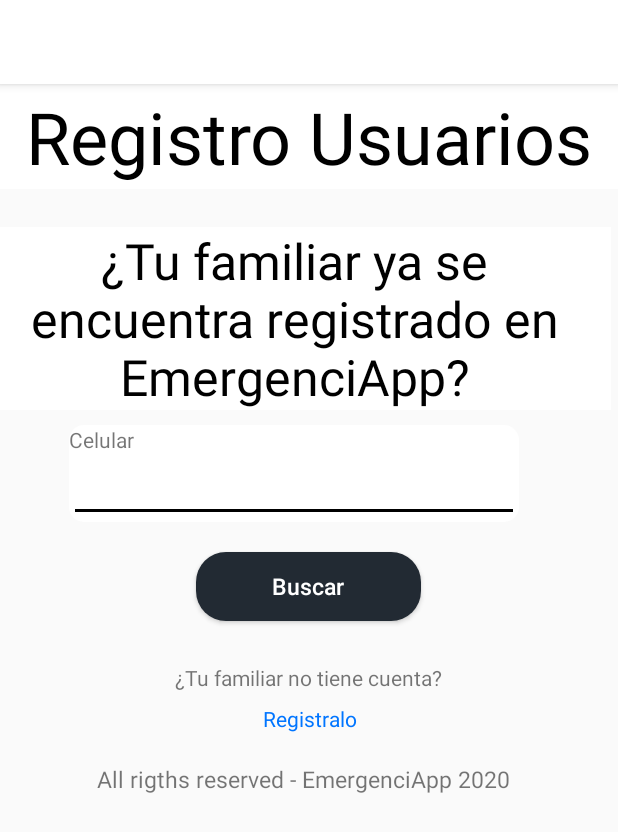
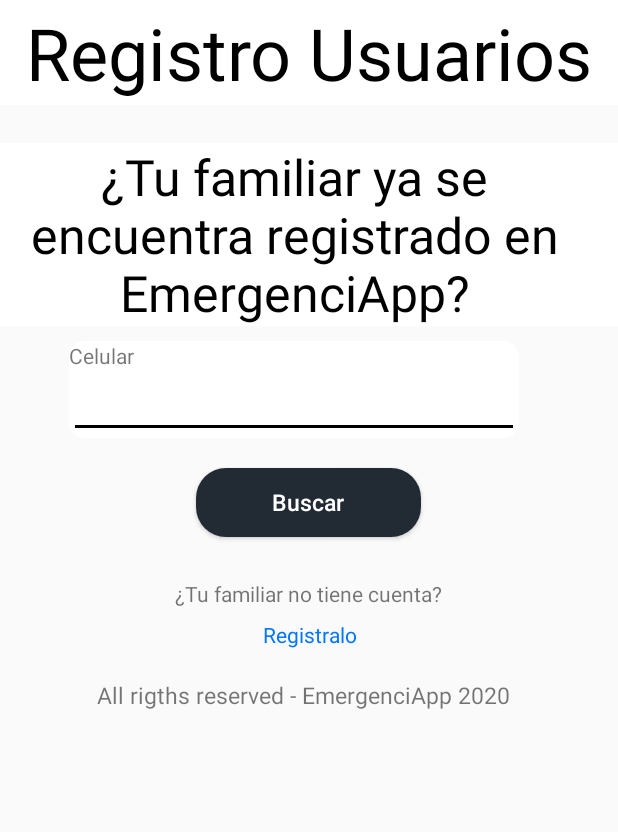
Before and after one commit to MiguelAPaez/EmergenciApp, an Android app: the activity_buscarFamiliar screen opened directly, with no data from a screen before it, on a phone screen of 412 x 824 dp. Shown: the top 832 px of the screen. Run offline under Robolectric (Android 15) with nearby library versions, the phone set to English and light mode, and no system bars.

Commit message:
wefmdlsf2

```diff
--- a/app/src/main/java/com/example/miguelapaez/emergenciapp/activity_buscarFamiliar.java
+++ b/app/src/main/java/com/example/miguelapaez/emergenciapp/activity_buscarFamiliar.java
@@ -8,7 +8,9 @@
 
     @Override
     protected void onCreate(Bundle savedInstanceState) {
+
         super.onCreate(savedInstanceState);
         setContentView(R.layout.activity_buscar_familiar);
+        getSupportActionBar().hide();
     }
 }
--- a/app/src/main/res/layout/activity_buscar_familiar.xml
+++ b/app/src/main/res/layout/activity_buscar_familiar.xml
@@ -60,7 +60,7 @@
 
                 <TextView
                     android:id="@+id/titleRegister2"
-                    android:layout_width="422dp"
+                    android:layout_width="433dp"
                     android:layout_height="wrap_content"
 
                     android:layout_marginTop="25dp"
```
